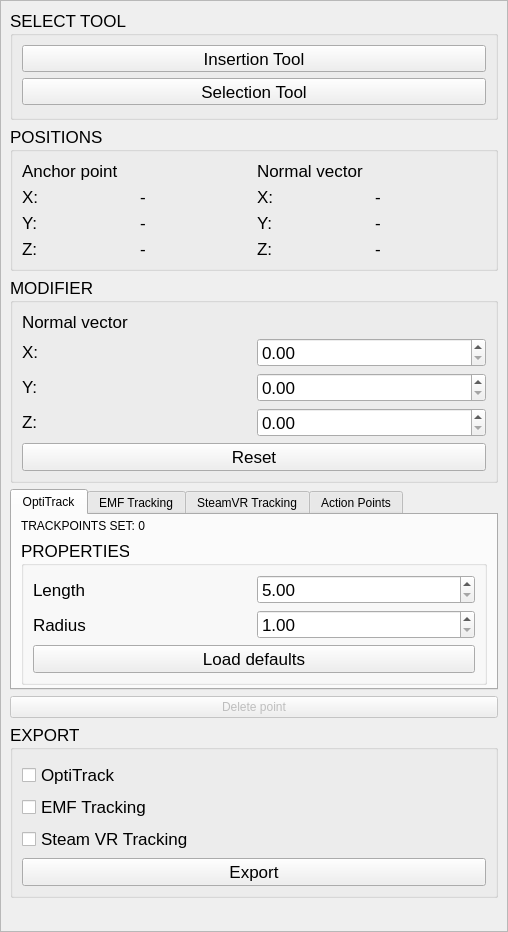
Qt form trackpoint-app/gui/EditWidget.ui (Dominik-Schoen/TrackItPipe) before a commit.
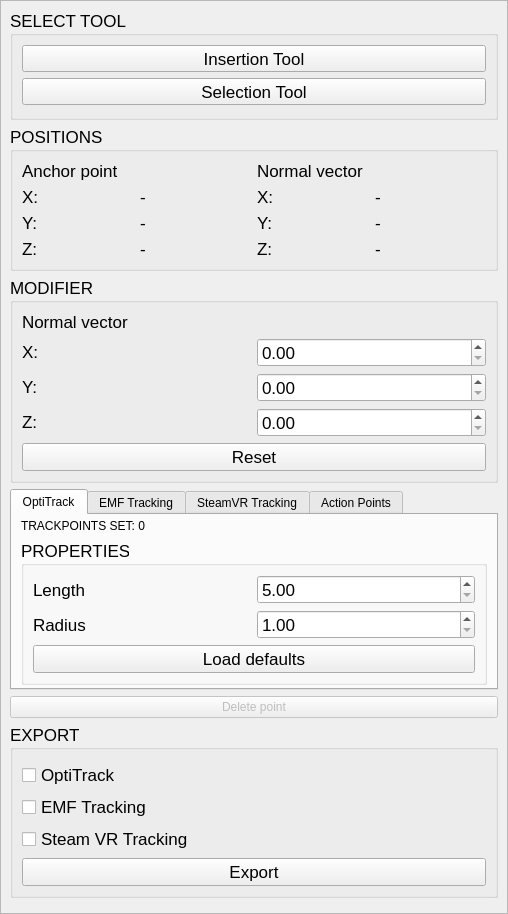
The same form after that commit.

```diff
--- a/trackpoint-app/gui/EditWidget.ui
+++ b/trackpoint-app/gui/EditWidget.ui
@@ -7,7 +7,7 @@
     <x>0</x>
     <y>0</y>
     <width>508</width>
-    <height>932</height>
+    <height>914</height>
    </rect>
   </property>
   <property name="windowTitle">
@@ -40,7 +40,7 @@
         <x>0</x>
         <y>0</y>
         <width>506</width>
-        <height>930</height>
+        <height>912</height>
        </rect>
       </property>
       <layout class="QVBoxLayout" name="verticalLayout_7">
```
Left out of the diff: 2 changed lines with no effect on the pictures.
